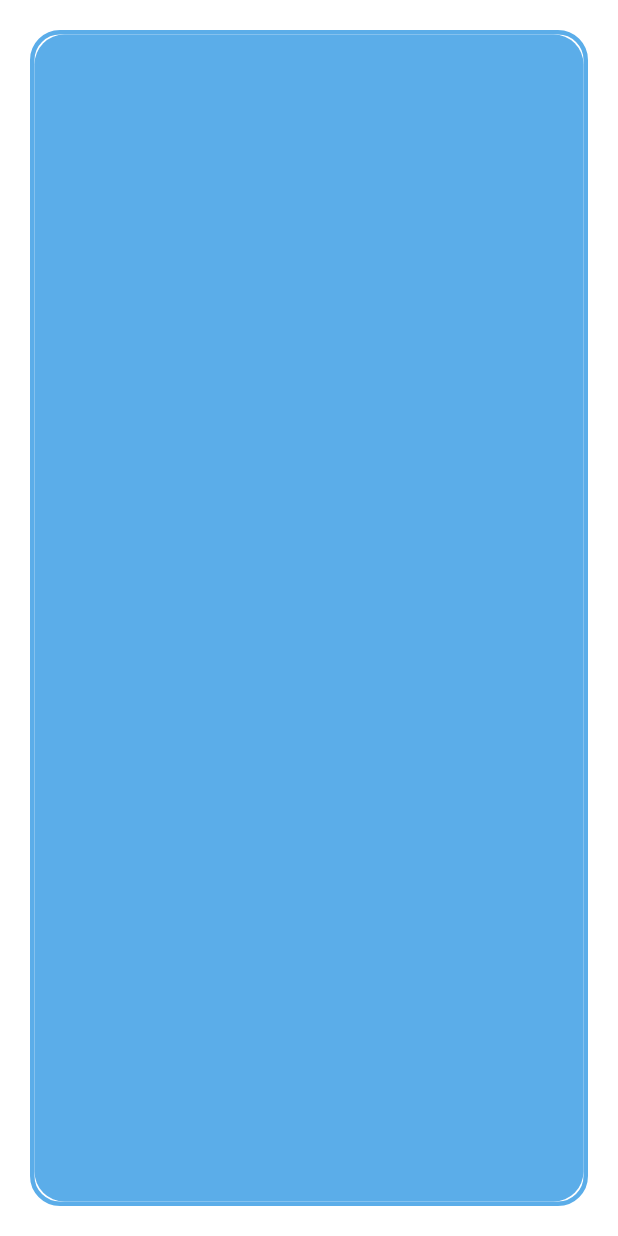
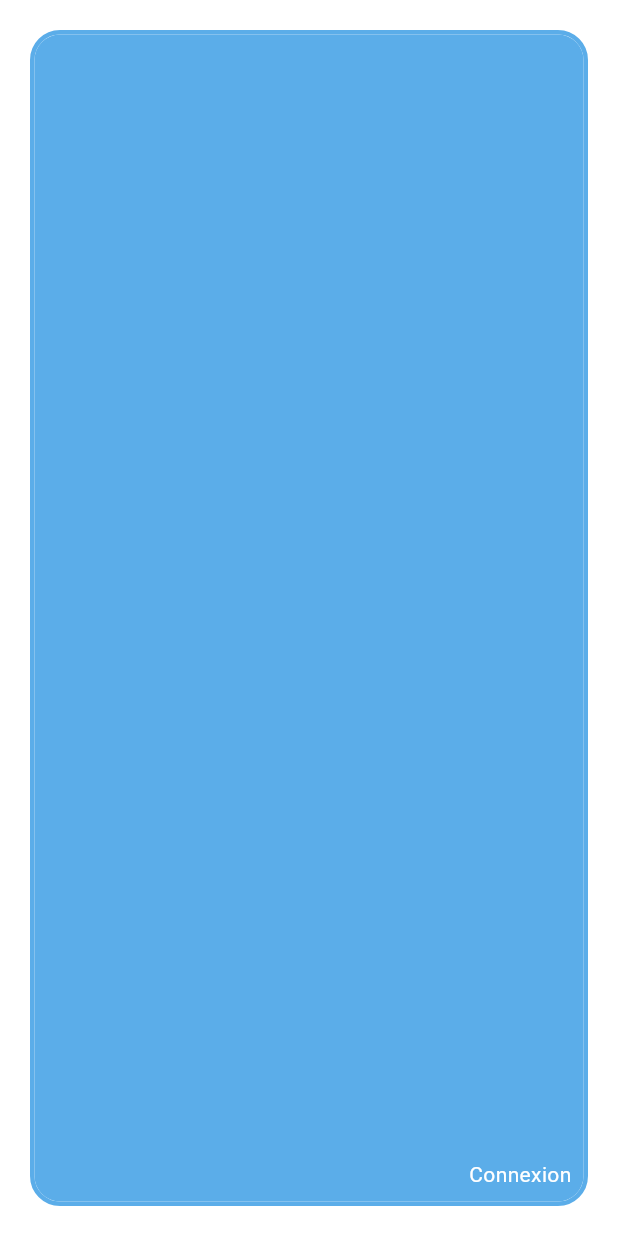
Before and after one commit to Ganduuz/Assurance-Maladie-Web-App, a Flutter app: the screen it shows after launch, on a phone screen of 412 x 824 dp. Run offline on Flutter 3.47's test engine with Material 3 defaults, Android fonts, the phone set to English and light mode, and no system bars.

Commit message:
new page

```diff
--- /dev/null
+++ b/lib/Connexion.dart
@@ -0,0 +1,52 @@
+import 'package:flutter/material.dart';
+
+class MyHomePage extends StatelessWidget {
+  @override
+  Widget build(BuildContext context) {
+    return Scaffold(
+      backgroundColor: Colors.white,
+      body: Center(
+        child: Container(
+          width: 1000.0,
+          height: 1400.0,
+          decoration: BoxDecoration(
+            borderRadius: BorderRadius.circular(20.0),
+            color: Colors.white,
+            border: Border.all(
+              color: Color(0xFF5BADE9),
+              width: 3.0,
+            ),
+          ),
+          margin: EdgeInsets.all(20.0),
+          child: Stack(
+            children: [
+              Align(
+                alignment: Alignment.bottomLeft,
+                child: Container(
+                  width: 400.0,
+                  height: 1400.0,
+                  decoration: BoxDecoration(
+                    color: Color(0xFF5BADE9),
+                    borderRadius: BorderRadius.circular(17.0),
+                  ),
+                ),
+              ),
+              Align(
+                alignment: Alignment.bottomRight,
+                child: Padding(
+                  padding: const EdgeInsets.all(8.0),
+                  child: Text(
+                    'Connexion',
+                    style: TextStyle(
+                      color: Colors.white,
+                    ),
+                  ),
+                ),
+              ),
+            ],
+          ),
+        ),
+      ),
+    );
+  }
+}
--- a/lib/main.dart
+++ b/lib/main.dart
@@ -1,4 +1,5 @@
 import 'package:flutter/material.dart';
+import 'Connexion.dart';
 
 void main() {
   runApp(MyApp());
@@ -13,39 +14,3 @@ class MyApp extends StatelessWidget {
     );
   }
 }
-
-class MyHomePage extends StatelessWidget {
-  @override
-  Widget build(BuildContext context) {
-    return Scaffold(
-      backgroundColor: Colors.white,
-      body: Center(
-        child: Container(
-          width: 1000.0,
-          height: 1400.0,
-          decoration: BoxDecoration(
-            borderRadius: BorderRadius.circular(20.0),
-            color: Colors.white,
-            border:Border.all(
-              color:Color(0xFF5BADE9),
-              width:3.0,
-            )
-          ),
-
-          margin: EdgeInsets.all(20.0),
-          child: Align(
-            alignment: Alignment.bottomLeft,
-            child: Container(
-              width: 400.0,
-              height: 1400.0,
-              decoration: BoxDecoration(
-                color: Color(0xFF5BADE9),
-                borderRadius: BorderRadius.circular(20.0),
-              ),
-            ),
-          ),
-        ),
-      ),
-    );
-  }
-}
```
